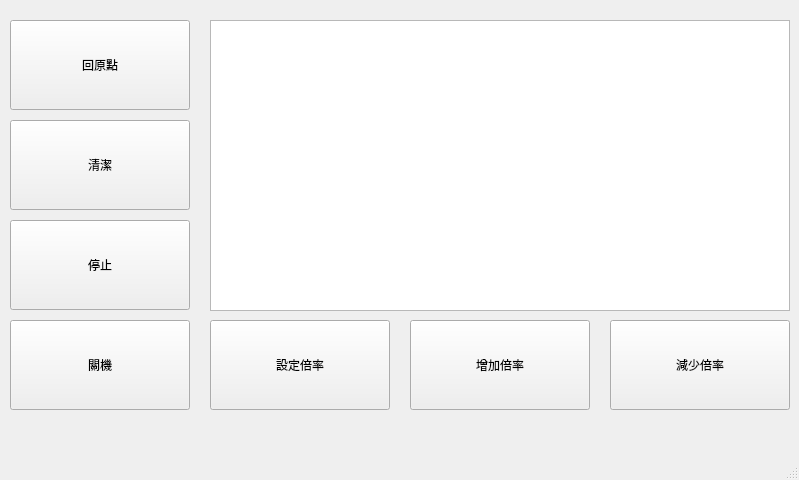
Old version of the form qt_example/mainWindow/main.ui in the repository NUUEO/motor_control.
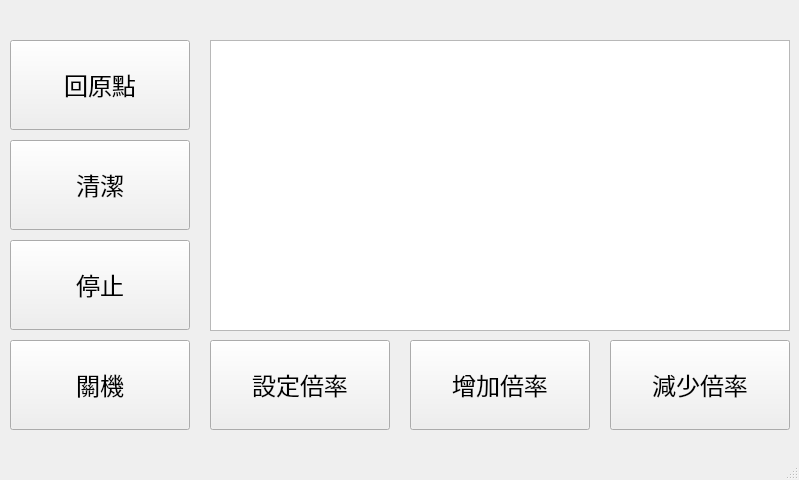
New version of the form.

Commit message: 修改UI文字大小

Patch:
```diff
--- a/qt_example/mainWindow/main.ui
+++ b/qt_example/mainWindow/main.ui
@@ -18,21 +18,33 @@
     <property name="geometry">
      <rect>
       <x>210</x>
-      <y>20</y>
+      <y>40</y>
       <width>580</width>
       <height>291</height>
      </rect>
     </property>
+    <property name="font">
+     <font>
+      <family>微軟正黑體</family>
+      <pointsize>18</pointsize>
+     </font>
+    </property>
    </widget>
    <widget class="QPushButton" name="backhome">
     <property name="geometry">
      <rect>
       <x>10</x>
-      <y>20</y>
+      <y>40</y>
       <width>180</width>
       <height>90</height>
      </rect>
     </property>
+    <property name="font">
+     <font>
+      <family>微軟正黑體</family>
+      <pointsize>18</pointsize>
+     </font>
+    </property>
     <property name="text">
      <string>回原點</string>
     </property>
@@ -41,11 +53,17 @@
     <property name="geometry">
      <rect>
       <x>410</x>
-      <y>320</y>
+      <y>340</y>
       <width>180</width>
       <height>90</height>
      </rect>
     </property>
+    <property name="font">
+     <font>
+      <family>微軟正黑體</family>
+      <pointsize>18</pointsize>
+     </font>
+    </property>
     <property name="text">
      <string>增加倍率</string>
     </property>
@@ -54,11 +72,17 @@
     <property name="geometry">
      <rect>
       <x>10</x>
-      <y>320</y>
+      <y>340</y>
       <width>180</width>
       <height>90</height>
      </rect>
     </property>
+    <property name="font">
+     <font>
+      <family>微軟正黑體</family>
+      <pointsize>18</pointsize>
+     </font>
+    </property>
     <property name="text">
      <string>關機</string>
     </property>
@@ -67,11 +91,17 @@
     <property name="geometry">
      <rect>
       <x>10</x>
-      <y>220</y>
+      <y>240</y>
       <width>180</width>
       <height>90</height>
      </rect>
     </property>
+    <property name="font">
+     <font>
+      <family>微軟正黑體</family>
+      <pointsize>18</pointsize>
+     </font>
+    </property>
     <property name="text">
      <string>停止</string>
     </property>
@@ -80,11 +110,17 @@
     <property name="geometry">
      <rect>
       <x>10</x>
-      <y>120</y>
+      <y>140</y>
       <width>180</width>
       <height>90</height>
      </rect>
     </property>
+    <property name="font">
+     <font>
+      <family>微軟正黑體</family>
+      <pointsize>18</pointsize>
+     </font>
+    </property>
     <property name="text">
      <string>清潔</string>
     </property>
@@ -93,11 +129,17 @@
     <property name="geometry">
      <rect>
       <x>610</x>
-      <y>320</y>
+      <y>340</y>
       <width>180</width>
       <height>90</height>
      </rect>
     </property>
+    <property name="font">
+     <font>
+      <family>微軟正黑體</family>
+      <pointsize>18</pointsize>
+     </font>
+    </property>
     <property name="text">
      <string>減少倍率</string>
     </property>
@@ -106,11 +148,17 @@
     <property name="geometry">
      <rect>
       <x>210</x>
-      <y>320</y>
+      <y>340</y>
       <width>180</width>
       <height>90</height>
      </rect>
     </property>
+    <property name="font">
+     <font>
+      <family>微軟正黑體</family>
+      <pointsize>18</pointsize>
+     </font>
+    </property>
     <property name="text">
      <string>設定倍率</string>
     </property>
```
The commit also changes 2 other files.
